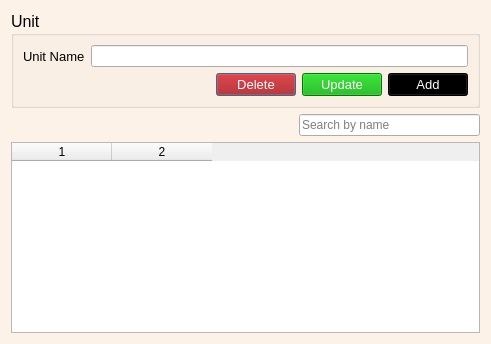
Before: the Qt Designer form ui/unit.ui in ansarul543/pos-inventory, drawn with Qt 5.
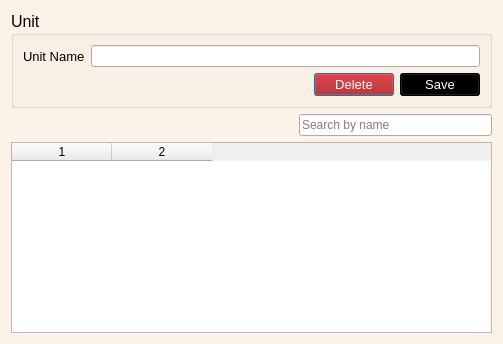
After: the same form once the commit is applied.

```diff
--- a/ui/unit.ui
+++ b/ui/unit.ui
@@ -9,7 +9,7 @@
    <rect>
     <x>0</x>
     <y>0</y>
-    <width>491</width>
+    <width>503</width>
     <height>344</height>
    </rect>
   </property>
@@ -94,25 +94,6 @@
               </property>
              </widget>
             </item>
-            <item>
-             <widget class="QPushButton" name="updateb">
-              <property name="font">
-               <font>
-                <pointsize>10</pointsize>
-               </font>
-              </property>
-              <property name="cursor">
-               <cursorShape>PointingHandCursor</cursorShape>
-              </property>
-              <property name="styleSheet">
-               <string notr="true">color: rgb(255, 255, 255);
-background-color: rgb(0, 170, 0);</string>
-              </property>
-              <property name="text">
-               <string>Update</string>
-              </property>
-             </widget>
-            </item>
             <item>
              <widget class="QPushButton" name="addb">
               <property name="font">
@@ -128,7 +109,10 @@
 color: rgb(255, 255, 255);</string>
               </property>
               <property name="text">
-               <string>Add</string>
+               <string>Save</string>
+              </property>
+              <property name="shortcut">
+               <string>Return</string>
               </property>
              </widget>
             </item>
```
